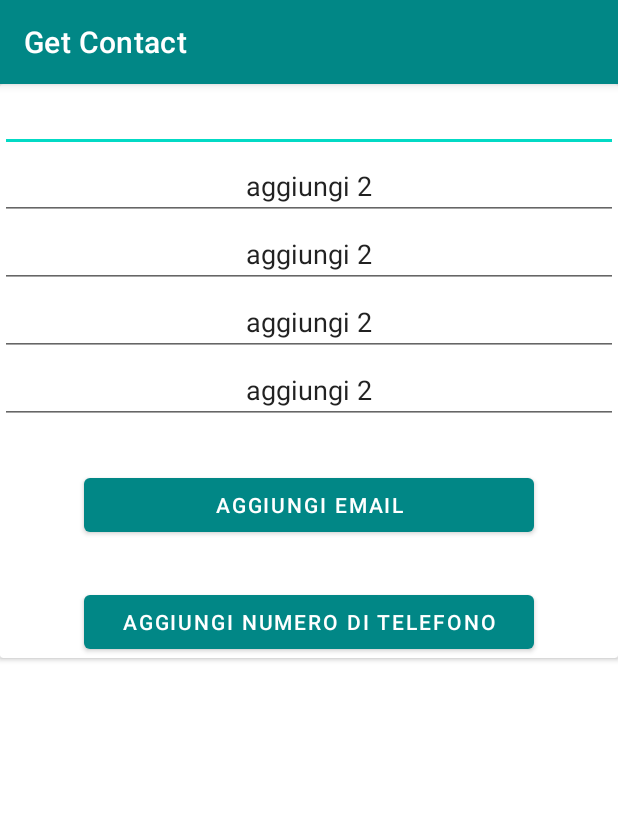
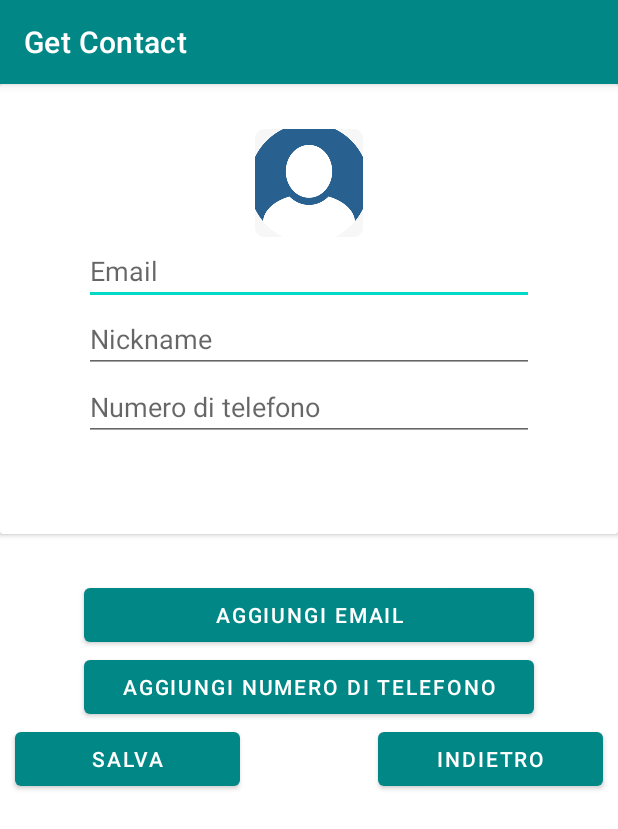
Before and after one commit to giadagabriele/Infocard, an Android app: the screen it shows after launch once a user with an empty profile is signed in (Edit_Activity2 before the commit, EditActivity after it), after a tap on "MODIFICA PROFILO", on a phone screen of 412 x 824 dp. Shown: the top 829 px of the screen. Run offline under Robolectric (Android 15) with nearby library versions, the phone set to English and light mode, and no system bars; our stand-ins replace Firebase (no records; nobody signed in at launch, a user with empty details on screens opened directly).

Commit message:
tolto edit2, aggiustare chiave

```diff
--- a/app/src/main/AndroidManifest.xml
+++ b/app/src/main/AndroidManifest.xml
@@ -9,7 +9,6 @@
         android:roundIcon="@mipmap/logo_round"
         android:supportsRtl="true"
         android:theme="@style/Theme.Contatti">
-        <activity android:name=".Edit_Activity2"></activity>
         <activity android:name=".RegistrationActivity" />
         <activity android:name=".EditActivity" />
         <activity
--- a/app/src/main/java/com/example/contatti/Edit_Activity2.java
+++ /dev/null
@@ -1,63 +0,0 @@
-package com.example.contatti;
-
-import androidx.appcompat.app.AppCompatActivity;
-
-import android.content.Context;
-import android.os.Bundle;
-import android.text.InputType;
-import android.view.Gravity;
-import android.view.View;
-import android.widget.Button;
-import android.widget.EditText;
-import android.widget.LinearLayout;
-import android.widget.RelativeLayout;
-
-import com.google.firebase.auth.FirebaseAuth;
-import com.google.firebase.auth.FirebaseUser;
-
-public class Edit_Activity2 extends AppCompatActivity {
-
-    @Override
-    protected void onCreate(Bundle savedInstanceState) {
-
-        super.onCreate(savedInstanceState);
-        setContentView(R.layout.activity_edit_2);
-        FirebaseAuth auth=FirebaseAuth.getInstance();
-        FirebaseUser utente=auth.getCurrentUser();
-        LinearLayout l=findViewById(R.id.layout_edit);
-        aggiungiTextField(l,utente.getEmail(),InputType.TYPE_TEXT_VARIATION_EMAIL_ADDRESS);
-        for(int i=0;i<4;i++){   //mi richiamo i dati dal db e aggiungi su ognuno
-            aggiungiTextField(l,"aggiungi 2",InputType.TYPE_TEXT_VARIATION_EMAIL_ADDRESS);
-        }
-        final Button aggiungiEmail=findViewById(R.id.aggiungi_email_edit);
-
-        aggiungiEmail.setOnClickListener(new View.OnClickListener() {
-            @Override
-            public void onClick(View v) {
-                aggiungiTextFieldVuoto(l,"email2",InputType.TYPE_TEXT_VARIATION_EMAIL_ADDRESS);
-            }
-        });
-    }
-    private void aggiungiTextField(LinearLayout l, String text, int inputType){
-        EditText t=new EditText(this);
-        LinearLayout.LayoutParams lp=new LinearLayout.LayoutParams(LinearLayout.LayoutParams.MATCH_PARENT, LinearLayout.LayoutParams.WRAP_CONTENT);
-        //lp.gravity=Gravity.CENTER;
-        t.setLayoutParams(lp);
-        t.setText(text);
-        t.setEms(10);
-        t.setInputType(inputType);
-        t.setGravity(Gravity.CENTER);
-        l.addView(t);
-    }
-    private void aggiungiTextFieldVuoto(LinearLayout l, String hint, int inputType){
-        EditText t=new EditText(this);
-        LinearLayout.LayoutParams lp=new LinearLayout.LayoutParams(LinearLayout.LayoutParams.MATCH_PARENT, LinearLayout.LayoutParams.WRAP_CONTENT);
-        //lp.gravity=Gravity.CENTER;
-        t.setLayoutParams(lp);
-        t.setHint(hint);
-        t.setEms(10);
-        t.setInputType(inputType);
-        t.setGravity(Gravity.CENTER);
-        l.addView(t);
-    }
-}
--- a/app/src/main/java/com/example/contatti/MainActivity.java
+++ b/app/src/main/java/com/example/contatti/MainActivity.java
@@ -44,9 +44,9 @@ import org.w3c.dom.Text;
                 public void onDataChange(@NonNull DataSnapshot snapshot) {
                     if(snapshot.exists()){
                         String key=auth.getCurrentUser().getEmail();
-                        nicknameEditText.setText(snapshot.child("GiadaGabriele").child("nickname").getValue().toString());
-                        emailEditText.setText(snapshot.child("GiadaGabriele").child("email").getValue().toString());
-                        numberEditText.setText(snapshot.child("GiadaGabriele").child("numeroDiTelefono").getValue().toString());
+                        nicknameEditText.setText(snapshot.child(key).child("nickname").getValue().toString());
+                        emailEditText.setText(snapshot.child(key).child("email").getValue().toString());
+                        numberEditText.setText(snapshot.child(key).child("numeroDiTelefono").getValue().toString());
                     }
                 }
 
@@ -71,7 +71,7 @@ import org.w3c.dom.Text;
 
                 @Override
                 public void onClick(View v) {
-                    startActivity(new Intent(getApplicationContext(), Edit_Activity2.class));
+                    startActivity(new Intent(getApplicationContext(), EditActivity.class));
                     finish();
                 }
             });
--- a/app/src/main/res/layout/activity_edit.xml
+++ b/app/src/main/res/layout/activity_edit.xml
@@ -15,13 +15,22 @@
 
         <androidx.cardview.widget.CardView
             android:layout_width="match_parent"
-            android:layout_height="500dp" >
+            android:layout_height="300dp" >
+
+            <ScrollView
+                android:layout_width="match_parent"
+                android:layout_height="match_parent">
 
                 <LinearLayout
                     android:layout_width="match_parent"
+                    android:layout_height="wrap_content"
+                    android:orientation="vertical" >
+
+                    <LinearLayout
+                        android:id="@+id/layout_edit"
+                        android:layout_width="match_parent"
                         android:layout_height="match_parent"
-                android:orientation="vertical"
-                android:id="@+id/layout">
+                        android:orientation="vertical">
 
                         <ImageView
                             android:id="@+id/edit_image"
@@ -31,15 +40,6 @@
                             android:layout_marginTop="30dp"
                             android:clickable="true"
                             app:srcCompat="@mipmap/ic_launcher_round" />
-
-                <EditText
-                    android:id="@+id/edit_nickname"
-                    android:layout_width="300dp"
-                    android:layout_height="wrap_content"
-                    android:layout_gravity="center"
-                    android:ems="10"
-                    android:hint="@string/nickname"
-                    android:inputType="textPersonName" />
 
                         <EditText
                             android:id="@+id/edit_email"
@@ -52,6 +52,15 @@
                             android:inputType="textEmailAddress" />
 
                         <EditText
+                            android:id="@+id/edit_nickname"
+                            android:layout_width="300dp"
+                            android:layout_height="wrap_content"
+                            android:layout_gravity="center"
+                            android:ems="10"
+                            android:hint="@string/nickname"
+                            android:inputType="textPersonName" />
+
+                        <EditText
                             android:id="@+id/edit_numero"
                             android:layout_width="300dp"
                             android:layout_height="wrap_content"
@@ -60,6 +69,16 @@
                             android:hint="@string/numero"
                             android:inputType="phone" />
 
+                    </LinearLayout>
+                </LinearLayout>
+            </ScrollView>
+
+        </androidx.cardview.widget.CardView>
+
+    <LinearLayout
+        android:layout_width="match_parent"
+        android:layout_height="match_parent"
+        android:orientation="vertical">
         <Button
             android:id="@+id/aggiungi_email"
             android:layout_width="300dp"
@@ -77,10 +96,6 @@
             android:enabled="true"
             android:text="@string/add_numero" />
 
-            </LinearLayout>
-        </androidx.cardview.widget.CardView>
-
-
         <LinearLayout
             android:layout_width="match_parent"
             android:layout_height="match_parent"
@@ -94,6 +109,7 @@
                 android:layout_marginLeft="10dp"
                 android:enabled="true"
                 android:text="@string/salva" />
+
             <LinearLayout
                 android:layout_width="match_parent"
                 android:layout_height="match_parent"
@@ -103,11 +119,12 @@
                     android:id="@+id/indietro_edit"
                     android:layout_width="150dp"
                     android:layout_height="wrap_content"
+                    android:layout_gravity="end"
                     android:layout_marginRight="10dp"
-                        android:layout_gravity="end"
                     android:enabled="true"
                     android:text="@string/indietro" />
 
+            </LinearLayout>
         </LinearLayout>
     </LinearLayout>
 
--- a/app/src/main/res/layout/activity_edit_2.xml
+++ /dev/null
@@ -1,50 +0,0 @@
-<?xml version="1.0" encoding="utf-8"?>
-<androidx.constraintlayout.widget.ConstraintLayout xmlns:android="http://schemas.android.com/apk/res/android"
-    xmlns:app="http://schemas.android.com/apk/res-auto"
-    xmlns:tools="http://schemas.android.com/tools"
-    android:layout_width="match_parent"
-    android:layout_height="match_parent"
-    tools:context=".Edit_Activity2">
-
-    <androidx.cardview.widget.CardView
-        android:layout_width="match_parent"
-        android:layout_height="wrap_content"
-        tools:layout_editor_absoluteX="183dp"
-        tools:layout_editor_absoluteY="105dp"
-        android:id="@+id/cardview" >
-
-        <LinearLayout
-            android:layout_width="match_parent"
-            android:layout_height="match_parent"
-            android:orientation="vertical">
-
-            <LinearLayout
-                android:id="@+id/layout_edit"
-                android:layout_width="match_parent"
-                android:layout_height="match_parent"
-                android:orientation="vertical">
-
-            </LinearLayout>
-
-            <Button
-                android:id="@+id/aggiungi_email_edit"
-                android:layout_width="300dp"
-                android:layout_height="wrap_content"
-                android:layout_gravity="center"
-                android:layout_marginTop="30dp"
-                android:enabled="true"
-                android:text="@string/add_email" />
-
-            <Button
-                android:id="@+id/aggiungi_numero_edit"
-                android:layout_width="300dp"
-                android:layout_height="wrap_content"
-                android:layout_gravity="center"
-                android:layout_marginTop="30dp"
-                android:enabled="true"
-                android:text="@string/add_numero" />
-
-        </LinearLayout>
-
-    </androidx.cardview.widget.CardView>
-</androidx.constraintlayout.widget.ConstraintLayout>
```
Also changed, not shown: app/src/main/java/com/example/contatti/EditActivity.java (+33 -14 lines). Lines whose indentation alone changed are shown as unchanged.
